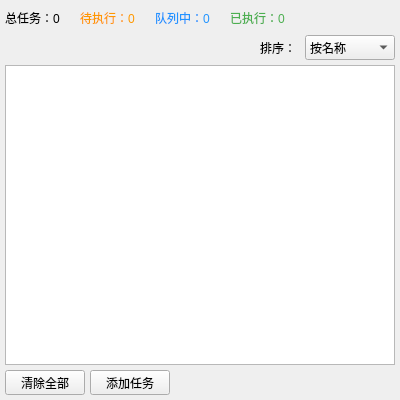
Old version of the form src/gui/ALTimerTaskWidget.ui in the repository KenanZhu/AutoLibrary.
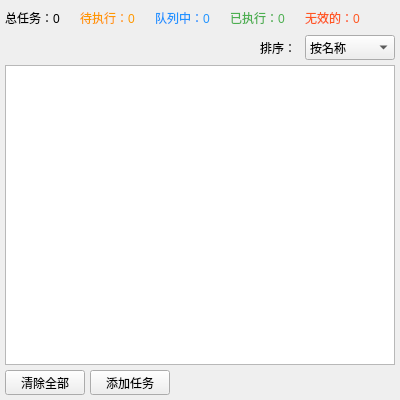
New version of the form.

Commit message: feat(ALTimerTaskWidget): 新增定时器任务状态 - 执行失败

Diff of the .ui file:
```diff
--- a/src/gui/ALTimerTaskWidget.ui
+++ b/src/gui/ALTimerTaskWidget.ui
@@ -137,6 +137,30 @@
        </property>
       </widget>
      </item>
+     <item>
+      <widget class="QLabel" name="InvalidTaskLabel">
+       <property name="minimumSize">
+        <size>
+         <width>70</width>
+         <height>25</height>
+        </size>
+       </property>
+       <property name="maximumSize">
+        <size>
+         <width>25</width>
+         <height>70</height>
+        </size>
+       </property>
+       <property name="styleSheet">
+        <string notr="true">QLabel {
+	color: #FF5722
+}</string>
+       </property>
+       <property name="text">
+        <string>无效的：0</string>
+       </property>
+      </widget>
+     </item>
      <item>
       <widget class="QFrame" name="TimerTaskSpaceFrame">
        <property name="minimumSize">
```
The commit also changes 2 other files.
